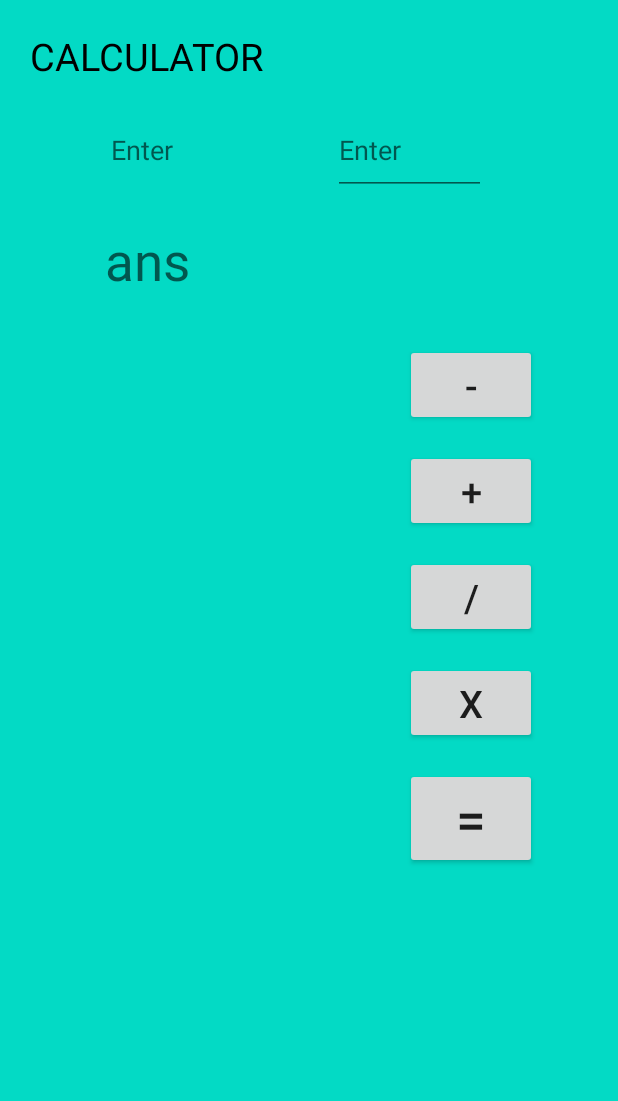
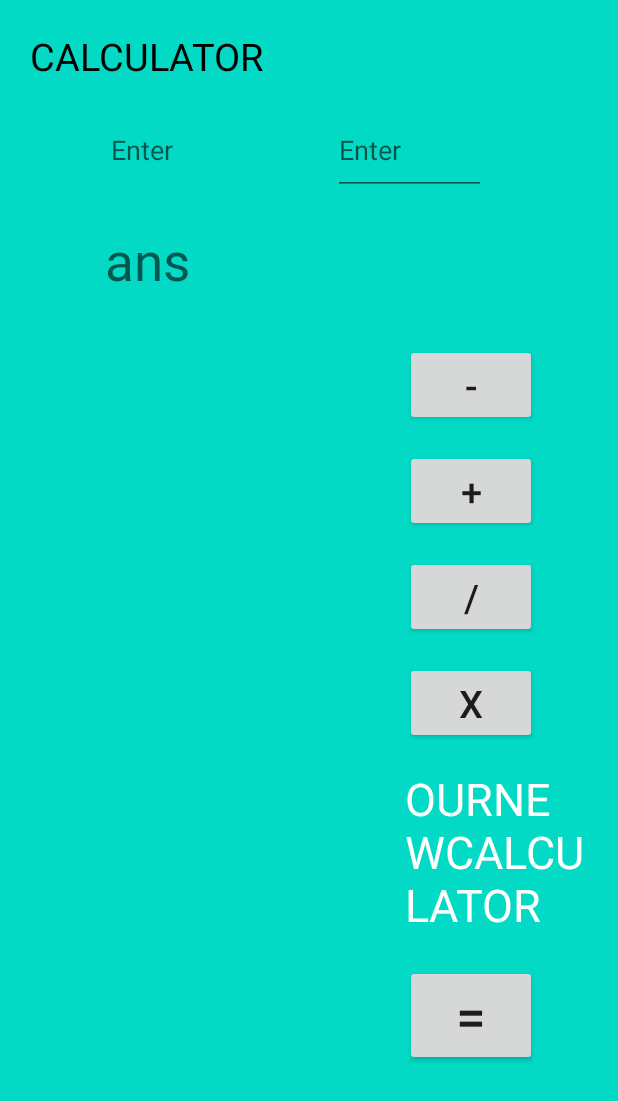
Before and after one commit to RobertoWeltec/androidAppWeltec, an Android app: the layout activity_main.xml on its own in the app's theme, with its tools: preview values and no code run, on a phone screen of 412 x 824 dp. Shown: the top 1101 px of the screen. Run offline under Robolectric (Android 15) with nearby library versions, the phone set to English and light mode, and no system bars.

Commit message:
android app weltec Poonam's changes

```diff
--- a/app/src/main/java/com/example/androidappweltec/MainActivity.java
+++ b/app/src/main/java/com/example/androidappweltec/MainActivity.java
@@ -116,7 +116,7 @@ public void onClick(View v){
 @Override
 public void onClick(View v) {
         String ans1 = String.valueOf(ans);
-        answer.setText(ans1);
+        answer.setText(ans1);//app
         ans= 0;
            }
         });
--- a/app/src/main/res/layout/activity_main.xml
+++ b/app/src/main/res/layout/activity_main.xml
@@ -95,7 +95,13 @@
             android:layout_marginBottom="16dp"
             android:text="X"
             android:textSize="25sp" />
-
+        <TextView
+            android:layout_width="wrap_content"
+            android:layout_height="wrap_content"
+            android:layout_marginBottom="20dp"
+            android:text="OURNEWCALCULATOR"
+            android:textColor="@android:color/white"
+            android:textSize="30sp" />
         <Button
             android:id="@+id/equals"
             android:layout_width="wrap_content"
```
